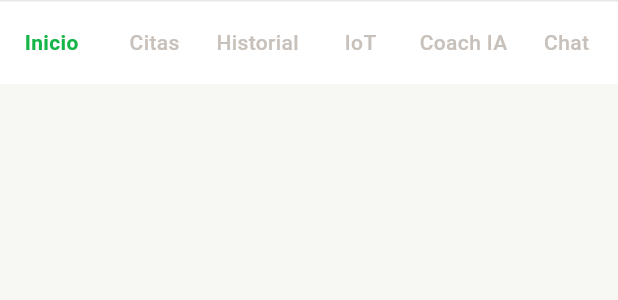
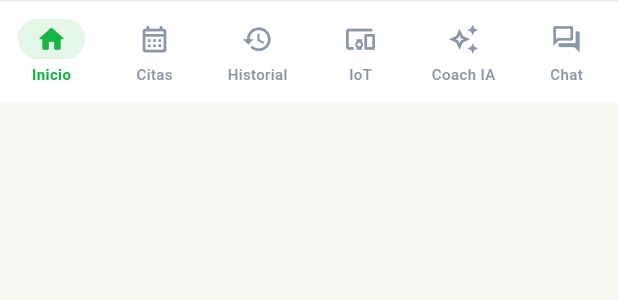
Before and after one commit to G3-Soluciones-IOT/mobile, a Flutter app: the _BottomNav widget shown alone on an empty page, opened directly with empty values, on a phone screen of 412 x 824 dp. Shown: the top 300 px of the screen. Run offline on Flutter 3.47's test engine with Material 3 defaults, Android fonts, the phone set to English and light mode, and no system bars; missing offline and left inert: flutter_stripe, stomp_dart_client.

```diff
--- a/lib/core/microservice_endpoints.dart
+++ b/lib/core/microservice_endpoints.dart
@@ -31,10 +31,9 @@ class MicroserviceEndpoints {
   static String get authenticationBaseUrl =>
       '$gatewayBaseUrl/api/v1/authentication';
   static String get chatBaseUrl => '$gatewayBaseUrl/api/v1/chat';
-  static String get chatWebSocketUrl {
-    final uri = Uri.parse(gatewayBaseUrl);
-    return uri.replace(scheme: uri.scheme == 'https' ? 'wss' : 'ws', path: '/ws').toString();
-  }
+  /// Base HTTP(S) URL consumed by the SockJS STOMP client. The client derives
+  /// the final ws(s) transport URL with its server and session identifiers.
+  static String get chatWebSocketUrl => '$gatewayBaseUrl/ws';
   static String get paymentsBaseUrl => '$gatewayBaseUrl/api/v1';
   static String get aiBaseUrl => '$gatewayBaseUrl/api/v1/ai';
   static String get nutritionistBaseUrl => '$gatewayBaseUrl/api/v1';
--- a/lib/features/chat/data/stomp_chat_client.dart
+++ b/lib/features/chat/data/stomp_chat_client.dart
@@ -38,7 +38,7 @@ class StompChatClient implements ChatTransport {
     _states.add(ChatConnectionStatus.connecting);
     final headers = {'Authorization': 'Bearer $token'};
     _client = StompClient(
-      config: StompConfig(
+      config: StompConfig.sockJS(
         url: MicroserviceEndpoints.chatWebSocketUrl,
         stompConnectHeaders: headers,
         webSocketConnectHeaders: headers,
@@ -76,6 +76,10 @@ class StompChatClient implements ChatTransport {
           _connected = false;
           if (!_disposed) _states.add(ChatConnectionStatus.error);
         },
+        onWebSocketDone: () {
+          _connected = false;
+          if (!_disposed) _states.add(ChatConnectionStatus.disconnected);
+        },
       ),
     )..activate();
   }
--- a/lib/features/iot/presentation/pages/iot_shell_page.dart
+++ b/lib/features/iot/presentation/pages/iot_shell_page.dart
@@ -75,7 +75,9 @@ class _IoTShellPageState extends State<IoTShellPage> {
 
   @override
   Widget build(BuildContext context) {
-    if (_index == 4) return _buildCommunicationsShell(context);
+    // The shell has six destinations after the appointments merge. Chat is
+    // index 5; index 4 is the independent Coach IA feature.
+    if (_index == 5) return _buildCommunicationsShell(context);
     return StreamBuilder<IoTState>(
       stream: widget.bloc.stream,
       initialData: widget.bloc.state,
@@ -92,7 +94,7 @@ class _IoTShellPageState extends State<IoTShellPage> {
                   const CircularProgressIndicator(color: AppTheme.brandGreen),
                   const SizedBox(height: 16),
                   TextButton(
-                    onPressed: () => setState(() => _index = 4),
+                    onPressed: () => setState(() => _index = 5),
                     child: const Text('Abrir Comunicaciones'),
                   ),
                 ],
@@ -124,7 +126,7 @@ class _IoTShellPageState extends State<IoTShellPage> {
                     ),
                     const SizedBox(height: 8),
                     TextButton(
-                      onPressed: () => setState(() => _index = 4),
+                      onPressed: () => setState(() => _index = 5),
                       child: const Text('Abrir Comunicaciones'),
                     ),
                   ],
@@ -1466,10 +1468,20 @@ class _BottomNav extends StatelessWidget {
 
   @override
   Widget build(BuildContext context) {
-
-    final items = <String>['Inicio', 'Citas', 'Historial', 'IoT', 'Coach IA', 'Chat'];
+    const items = <_NavigationItem>[
+      _NavigationItem('Inicio', Icons.home_rounded, Icons.home_outlined),
+      _NavigationItem(
+        'Citas',
+        Icons.calendar_month_rounded,
+        Icons.calendar_month_outlined,
+      ),
+      _NavigationItem('Historial', Icons.history_rounded, Icons.history_outlined),
+      _NavigationItem('IoT', Icons.devices_other_rounded, Icons.devices_other_outlined),
+      _NavigationItem('Coach IA', Icons.auto_awesome_rounded, Icons.auto_awesome_outlined),
+      _NavigationItem('Chat', Icons.forum_rounded, Icons.forum_outlined),
+    ];
     return Container(
-      height: 56,
+      height: 68,
       decoration: const BoxDecoration(
         border: Border(top: BorderSide(color: Color(0xFFE7E7E7))),
         color: Colors.white,
@@ -1478,18 +1490,56 @@ class _BottomNav extends StatelessWidget {
         mainAxisAlignment: MainAxisAlignment.spaceAround,
         children: List.generate(items.length, (itemIndex) {
           final selected = itemIndex == index;
+          final item = items[itemIndex];
           return Expanded(
-            child: InkWell(
-              onTap: () => onChanged(itemIndex),
-              child: Center(
-                child: Text(
-                  items[itemIndex],
-                  style: TextStyle(
-                    color: selected
-                        ? AppTheme.brandGreen
-                        : const Color(0xFFC8C1BB),
-                    fontSize: 14,
-                    fontWeight: selected ? FontWeight.w700 : FontWeight.w500,
+            child: Semantics(
+              button: true,
+              selected: selected,
+              label: item.label,
+              child: InkWell(
+                onTap: () => onChanged(itemIndex),
+                borderRadius: BorderRadius.circular(16),
+                child: Padding(
+                  padding: const EdgeInsets.symmetric(vertical: 7),
+                  child: Column(
+                    mainAxisAlignment: MainAxisAlignment.center,
+                    children: [
+                      AnimatedContainer(
+                        duration: const Duration(milliseconds: 180),
+                        padding: const EdgeInsets.symmetric(
+                          horizontal: 12,
+                          vertical: 3,
+                        ),
+                        decoration: BoxDecoration(
+                          color: selected
+                              ? AppTheme.softGreen
+                              : Colors.transparent,
+                          borderRadius: BorderRadius.circular(999),
+                        ),
+                        child: Icon(
+                          selected ? item.selectedIcon : item.icon,
+                          size: 21,
+                          color: selected
+                              ? AppTheme.brandGreen
+                              : const Color(0xFF8A96A8),
+                        ),
+                      ),
+                      const SizedBox(height: 3),
+                      Text(
+                        item.label,
+                        maxLines: 1,
+                        overflow: TextOverflow.ellipsis,
+                        style: TextStyle(
+                          color: selected
+                              ? AppTheme.brandGreen
+                              : const Color(0xFF8A96A8),
+                          fontSize: 10,
+                          fontWeight: selected
+                              ? FontWeight.w700
+                              : FontWeight.w500,
+                        ),
+                      ),
+                    ],
                   ),
                 ),
               ),
@@ -1500,3 +1550,11 @@ class _BottomNav extends StatelessWidget {
     );
   }
 }
+
+class _NavigationItem {
+  const _NavigationItem(this.label, this.selectedIcon, this.icon);
+
+  final String label;
+  final IconData selectedIcon;
+  final IconData icon;
+}
```
Also changed, not shown: lib/features/chat/presentation/pages/communications_page.dart (+15 -2 lines), lib/features/coach/presentation/pages/coach_page.dart (+86 -23 lines), pubspec.lock.
